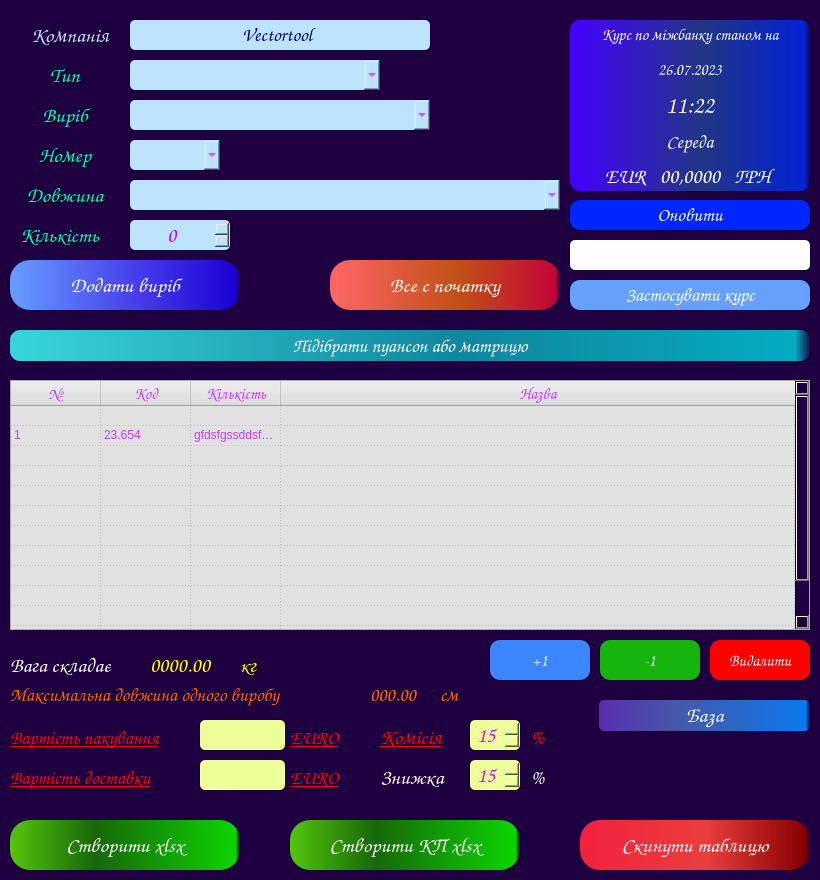
This is BendingPriceCalc.ui in VitaliyBychevoy/BendingToolsPriceCalc as Qt 5 draws it before an edit. The edited form follows.
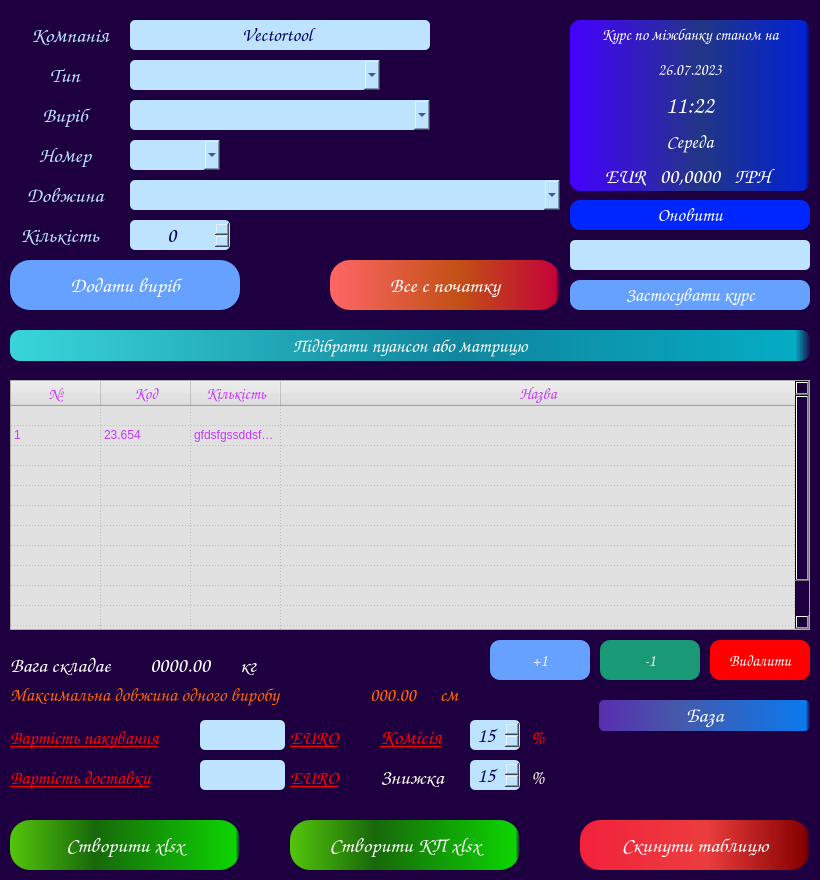
This is the edited form.

Patch:
```diff
--- a/BendingPriceCalc.ui
+++ b/BendingPriceCalc.ui
@@ -126,7 +126,7 @@
     </property>
     <property name="styleSheet">
      <string notr="true">background-color: qlineargradient(spread:pad, x1:0, y1:0, x2:1, y2:0, stop:0 rgba(0, 0, 0, 0), stop:1 rgba(255, 255, 255, 0));
-color: rgb(0, 255, 162);</string>
+color: rgb(190, 227, 255);</string>
     </property>
     <property name="text">
      <string>Tип</string>
@@ -153,7 +153,7 @@
     <property name="styleSheet">
      <string notr="true">QComboBox{
 	background-color:rgb(190, 227, 255);
-	color: rgb(202, 8, 255);
+	color:  rgb(0, 0, 100);
 	border: 1px  rgb(237, 255, 152);
 border-radius: 5px;
 }
@@ -191,7 +191,7 @@
     </property>
     <property name="styleSheet">
      <string notr="true">background-color: qlineargradient(spread:pad, x1:0, y1:0, x2:1, y2:0, stop:0 rgba(0, 0, 0, 0), stop:1 rgba(255, 255, 255, 0));
-color: rgb(0, 255, 162);</string>
+color: rgb(190, 227, 255);</string>
     </property>
     <property name="text">
      <string>Виріб</string>
@@ -221,7 +221,7 @@
     <property name="styleSheet">
      <string notr="true">QComboBox{
 	background-color: rgb(190, 227, 255);
-	color: rgb(202, 8, 255);
+	color:  rgb(0, 0, 100);
 	border: 1px  rgb(237, 255, 152);
 border-radius: 5px;
 }
@@ -253,7 +253,7 @@
     </property>
     <property name="styleSheet">
      <string notr="true">background-color: qlineargradient(spread:pad, x1:0, y1:0, x2:1, y2:0, stop:0 rgba(0, 0, 0, 0), stop:1 rgba(255, 255, 255, 0));
-color: rgb(0, 255, 162);</string>
+color: rgb(190, 227, 255);</string>
     </property>
     <property name="text">
      <string>Номер</string>
@@ -280,7 +280,7 @@
     <property name="styleSheet">
      <string notr="true">QComboBox{
 	background-color: rgb(190, 227, 255);
-	color: rgb(202, 8, 255);
+	color:  rgb(0, 0, 100);
 	border: 1px  rgb(237, 255, 152);
 border-radius: 5px;
 }
@@ -309,7 +309,7 @@
     </property>
     <property name="styleSheet">
      <string notr="true">background-color: qlineargradient(spread:pad, x1:0, y1:0, x2:1, y2:0, stop:0 rgba(0, 0, 0, 0), stop:1 rgba(255, 255, 255, 0));
-color: rgb(0, 255, 162);</string>
+color: rgb(190, 227, 255);</string>
     </property>
     <property name="text">
      <string>Довжина</string>
@@ -336,7 +336,7 @@
     <property name="styleSheet">
      <string notr="true">QComboBox{
 	background-color: rgb(190, 227, 255);
-	color: rgb(202, 8, 255);
+	color:   rgb(0, 0, 100);
 	border: 1px  rgb(237, 255, 152);
 border-radius: 5px;
 }
@@ -366,7 +366,7 @@
     </property>
     <property name="styleSheet">
      <string notr="true">background-color: qlineargradient(spread:pad, x1:0, y1:0, x2:1, y2:0, stop:0 rgba(0, 0, 0, 0), stop:1 rgba(255, 255, 255, 0));
-color: rgb(0, 255, 162);</string>
+color: rgb(190, 227, 255);</string>
     </property>
     <property name="text">
      <string>Кількість</string>
@@ -392,7 +392,7 @@
     <property name="styleSheet">
      <string notr="true">QSpinBox{
 	background-color: rgb(190, 227, 255);
-	color: rgb(202, 8, 255);
+	color:  rgb(0, 0, 100);
 border-radius: 5px;
 }
 QSpinBox:hover {
@@ -433,7 +433,8 @@
     <property name="styleSheet">
      <string notr="true">QPushButton {
 color:white;
-background-color: qlineargradient(spread:pad, x1:0, y1:0, x2:1, y2:0, stop:0 rgba(102, 158, 255, 255), stop:0.55 rgba(71, 61, 235, 255), stop:0.98 rgba(27, 2, 212, 255), stop:1 rgba(0, 0, 0, 0));
+/*background-color: qlineargradient(spread:pad, x1:0, y1:0, x2:1, y2:0, stop:0 rgba(102, 158, 255, 255), stop:0.55 rgba(71, 61, 235, 255), stop:0.98 rgba(27, 2, 212, 255), stop:1 rgba(0, 0, 0, 0)); */
+background-color: rgb(102, 161, 255);
 border-radius: 20px;
 }
 
@@ -727,7 +728,8 @@
     </property>
     <property name="styleSheet">
      <string notr="true">background-color: qlineargradient(spread:pad, x1:0, y1:0, x2:1, y2:0, stop:0 rgba(0, 0, 0, 0), stop:1 rgba(255, 255, 255, 0));
-color: rgb(255, 255, 0);</string>
+color: rgb(255, 255, 255)
+;</string>
     </property>
     <property name="text">
      <string>0000.00</string>
@@ -750,7 +752,7 @@
     </property>
     <property name="styleSheet">
      <string notr="true">background-color: qlineargradient(spread:pad, x1:0, y1:0, x2:1, y2:0, stop:0 rgba(0, 0, 0, 0), stop:1 rgba(255, 255, 255, 0));
-color: rgb(255, 255, 0);</string>
+color: rgb(255, 255, 255);</string>
     </property>
     <property name="text">
      <string>кг</string>
@@ -1124,7 +1126,7 @@
     <property name="styleSheet">
      <string notr="true">QLineEdit{
 
-	background-color:rgb(255, 255, 255);
+	background-color:rgb(190, 227, 255);
 	color: rgb(202, 8, 255);
 	border: 1px  rgb(237, 255, 152);
 border-radius: 5px;
@@ -1221,8 +1223,8 @@
     </property>
     <property name="styleSheet">
      <string notr="true">QSpinBox{
-	background-color: rgb(237, 255, 152);
-	color: rgb(202, 8, 255);
+	background-color:  rgb(190, 227, 255);
+	color:  rgb(0, 0, 100);
 border-radius: 5px;
 }
 QSpinBox:hover {
@@ -1400,8 +1402,8 @@
     <property name="styleSheet">
      <string notr="true">QLineEdit{
 
-	background-color: rgb(237, 255, 152);
-	color: rgb(202, 8, 255);
+	background-color:  rgb(190, 227, 255);
+	color:  rgb(0, 0, 100);
 	border: 1px  rgb(237, 255, 152);
 border-radius: 5px;
 }
@@ -1437,7 +1439,7 @@
     <property name="styleSheet">
      <string notr="true">QLineEdit{
 
-	background-color: rgb(237, 255, 152);
+	background-color:  rgb(190, 227, 255);
 	color: rgb(202, 8, 255);
 	border: 1px  rgb(237, 255, 152);
 border-radius: 5px;
@@ -1525,8 +1527,8 @@
     </property>
     <property name="styleSheet">
      <string notr="true">QSpinBox{
-	background-color: rgb(237, 255, 152);
-	color: rgb(202, 8, 255);
+	background-color:  rgb(190, 227, 255);
+	color:  rgb(0, 0, 100);
 border-radius: 5px;
 }
 QSpinBox:hover {
@@ -1618,7 +1620,7 @@
     <property name="styleSheet">
      <string notr="true">
 QPushButton {
-background: rgb(60, 135, 255);
+background: rgb(102, 161, 255);
 color: white;
 border-radius: 10px;
 }
@@ -1648,7 +1650,7 @@
     <property name="styleSheet">
      <string notr="true">
 QPushButton{
-background: rgb(22, 181, 14);
+background: rgb(25, 153, 117);
 color: white;
 border-radius: 10px;
 }
```
